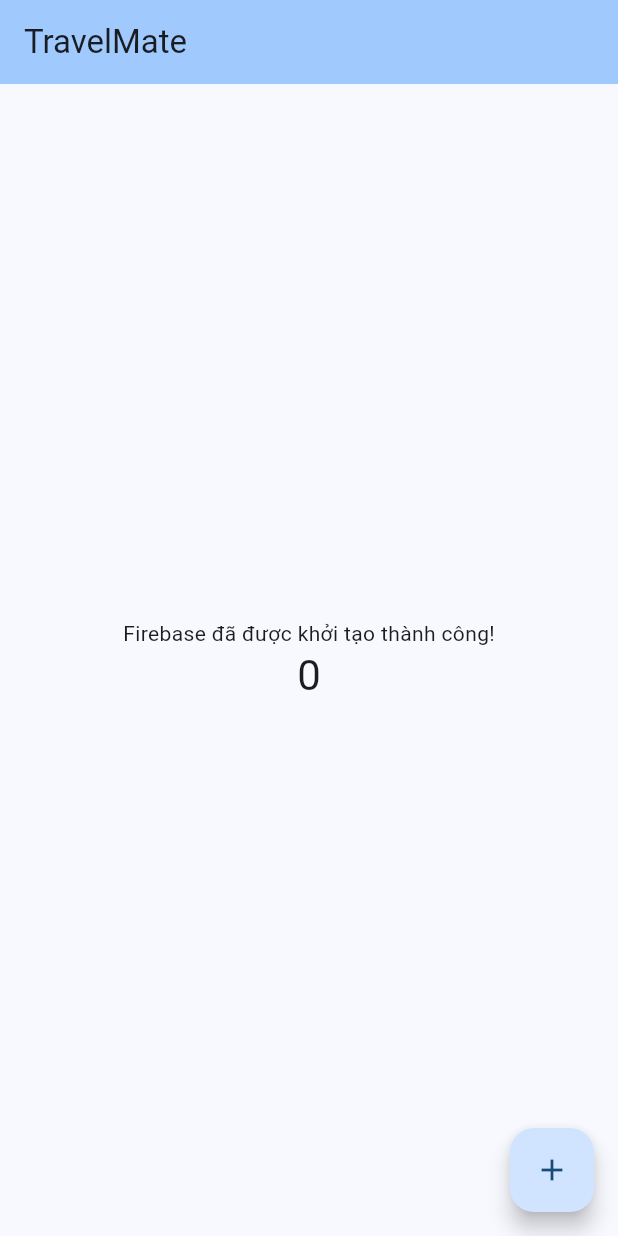
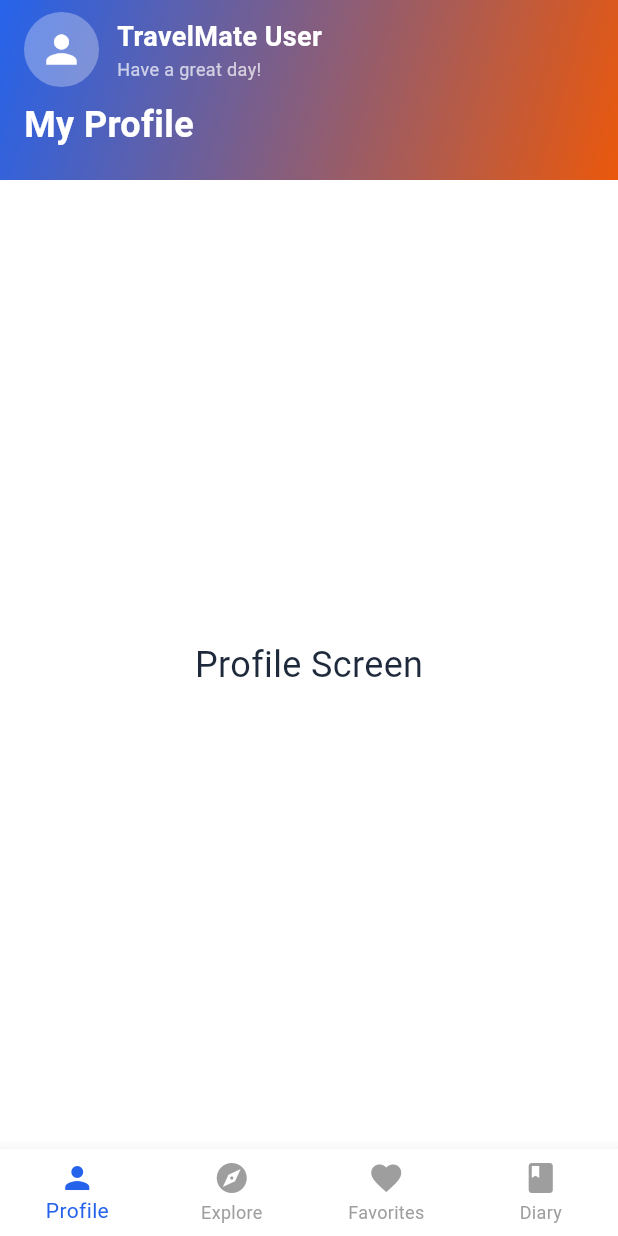
Before and after one commit to caochien03/2025_LTTBDD_N02_-Nhom_5, a Flutter app: the screen it shows after launch, on a phone screen of 412 x 824 dp. Run offline on Flutter 3.47's test engine with Material 3 defaults, Android fonts, the light colour scheme and no system bars; our stand-ins replace cloud_firestore, firebase_core, go_router; accounts and stored records are empty; statements that could not run were skipped.

Commit message:
tao base cac page can co

```diff
--- a/lib/main.dart
+++ b/lib/main.dart
@@ -1,6 +1,9 @@
 import 'package:flutter/material.dart';
 import 'package:firebase_core/firebase_core.dart';
+import 'package:provider/provider.dart';
 import 'firebase_options.dart';
+import 'router/app_router.dart';
+import 'providers/navigation_provider.dart';
 
 void main() async {
   WidgetsFlutterBinding.ensureInitialized();
@@ -15,58 +18,40 @@ class MyApp extends StatelessWidget {
 
   @override
   Widget build(BuildContext context) {
-    return MaterialApp(
+    return ChangeNotifierProvider(
+      create: (context) => NavigationProvider(),
+      child: MaterialApp.router(
         title: 'BTL TravelMate',
         theme: ThemeData(
-        colorScheme: ColorScheme.fromSeed(seedColor: Colors.blue),
           useMaterial3: true,
+          colorScheme: ColorScheme.light(
+            primary: const Color(0xFF2563EB), // Ocean Blue
+            secondary: const Color(0xFFEA580C), // Sunset Orange
+            background: const Color(0xFFF8FAFC),
+            surface: Colors.white,
+            onPrimary: Colors.white,
+            onSecondary: Colors.white,
+            onBackground: const Color(0xFF1E293B),
+            onSurface: const Color(0xFF1E293B),
           ),
-      home: const MyHomePage(title: 'TravelMate'),
-    );
-  }
-}
-
-class MyHomePage extends StatefulWidget {
-  const MyHomePage({super.key, required this.title});
-
-  final String title;
-
-  @override
-  State<MyHomePage> createState() => _MyHomePageState();
-}
-
-class _MyHomePageState extends State<MyHomePage> {
-  int _counter = 0;
-
-  void _incrementCounter() {
-    setState(() {
-      _counter++;
-    });
-  }
-
-  @override
-  Widget build(BuildContext context) {
-    return Scaffold(
-      appBar: AppBar(
-        backgroundColor: Theme.of(context).colorScheme.inversePrimary,
-        title: Text(widget.title),
+          appBarTheme: const AppBarTheme(
+            backgroundColor: Color(0xFF2563EB),
+            foregroundColor: Colors.white,
+            elevation: 0,
+            centerTitle: true,
           ),
-      body: Center(
-        child: Column(
-          mainAxisAlignment: MainAxisAlignment.center,
-          children: <Widget>[
-            const Text('Firebase đã được khởi tạo thành công!'),
-            Text(
-              '$_counter',
-              style: Theme.of(context).textTheme.headlineMedium,
-            ),
-          ],
+          bottomNavigationBarTheme: const BottomNavigationBarThemeData(
+            backgroundColor: Colors.white,
+            selectedItemColor: Color(0xFF2563EB),
+            unselectedItemColor: Color(0xFF94A3B8),
+            showSelectedLabels: true,
+            showUnselectedLabels: true,
+            type: BottomNavigationBarType.fixed,
+            elevation: 8,
           ),
         ),
-      floatingActionButton: FloatingActionButton(
-        onPressed: _incrementCounter,
-        tooltip: 'Increment',
-        child: const Icon(Icons.add),
+        routerConfig: AppRouter.router,
+        debugShowCheckedModeBanner: false,
       ),
     );
   }
--- /dev/null
+++ b/lib/providers/navigation_provider.dart
@@ -0,0 +1,12 @@
+import 'package:flutter/material.dart';
+
+class NavigationProvider extends ChangeNotifier {
+  int _selectedIndex = 0;
+
+  int get selectedIndex => _selectedIndex;
+
+  void changeTab(int index) {
+    _selectedIndex = index;
+    notifyListeners();
+  }
+}
--- /dev/null
+++ b/lib/router/app_router.dart
@@ -0,0 +1,76 @@
+import 'package:flutter/material.dart';
+import 'package:go_router/go_router.dart';
+import '../screens/profile/profile_screen.dart';
+import '../screens/explore/explore_screen.dart';
+import '../screens/favorites/favorites_screen.dart';
+import '../screens/diary/diary_screen.dart';
+
+class AppRouter {
+  static final GoRouter router = GoRouter(
+    initialLocation: '/profile',
+    routes: [
+      GoRoute(
+        path: '/profile',
+        name: 'profile',
+        pageBuilder:
+            (context, state) => _buildPageWithTransition(
+              child: const ProfileScreen(),
+              state: state,
+            ),
+      ),
+      GoRoute(
+        path: '/explore',
+        name: 'explore',
+        pageBuilder:
+            (context, state) => _buildPageWithTransition(
+              child: const ExploreScreen(),
+              state: state,
+            ),
+      ),
+      GoRoute(
+        path: '/favorites',
+        name: 'favorites',
+        pageBuilder:
+            (context, state) => _buildPageWithTransition(
+              child: const FavoritesScreen(),
+              state: state,
+            ),
+      ),
+      GoRoute(
+        path: '/diary',
+        name: 'diary',
+        pageBuilder:
+            (context, state) => _buildPageWithTransition(
+              child: const DiaryScreen(),
+              state: state,
+            ),
+      ),
+    ],
+  );
+}
+
+// Custom page với smooth transition
+CustomTransitionPage<void> _buildPageWithTransition({
+  required Widget child,
+  required GoRouterState state,
+}) {
+  return CustomTransitionPage(
+    key: state.pageKey,
+    child: child,
+    transitionsBuilder: (context, animation, secondaryAnimation, child) {
+      return FadeTransition(
+        opacity: CurveTween(curve: Curves.easeInOut).animate(animation),
+        child: SlideTransition(
+          position: Tween<Offset>(
+            begin: const Offset(0.0, 0.02),
+            end: Offset.zero,
+          ).animate(
+            CurvedAnimation(parent: animation, curve: Curves.easeOutCubic),
+          ),
+          child: child,
+        ),
+      );
+    },
+    transitionDuration: const Duration(milliseconds: 250),
+  );
+}
--- /dev/null
+++ b/lib/screens/diary/diary_screen.dart
@@ -0,0 +1,22 @@
+import 'package:flutter/material.dart';
+import '../../widgets/bottom_nav_bar.dart';
+import '../../widgets/custom_app_bar.dart';
+
+class DiaryScreen extends StatelessWidget {
+  const DiaryScreen({super.key});
+
+  @override
+  Widget build(BuildContext context) {
+    return Scaffold(
+      appBar: const CustomAppBar(
+        title: 'Diary',
+        userName: 'TravelMate User',
+        userAvatar: null,
+      ),
+      body: const Center(
+        child: Text('Diary Screen', style: TextStyle(fontSize: 24)),
+      ),
+      bottomNavigationBar: const CustomBottomNavBar(),
+    );
+  }
+}
--- /dev/null
+++ b/lib/screens/explore/explore_screen.dart
@@ -0,0 +1,22 @@
+import 'package:flutter/material.dart';
+import '../../widgets/bottom_nav_bar.dart';
+import '../../widgets/custom_app_bar.dart';
+
+class ExploreScreen extends StatelessWidget {
+  const ExploreScreen({super.key});
+
+  @override
+  Widget build(BuildContext context) {
+    return Scaffold(
+      appBar: const CustomAppBar(
+        title: 'Explore',
+        userName: 'TravelMate User',
+        userAvatar: null,
+      ),
+      body: const Center(
+        child: Text('Explore Screen', style: TextStyle(fontSize: 24)),
+      ),
+      bottomNavigationBar: const CustomBottomNavBar(),
+    );
+  }
+}
--- /dev/null
+++ b/lib/screens/favorites/favorites_screen.dart
@@ -0,0 +1,22 @@
+import 'package:flutter/material.dart';
+import '../../widgets/bottom_nav_bar.dart';
+import '../../widgets/custom_app_bar.dart';
+
+class FavoritesScreen extends StatelessWidget {
+  const FavoritesScreen({super.key});
+
+  @override
+  Widget build(BuildContext context) {
+    return Scaffold(
+      appBar: const CustomAppBar(
+        title: 'Favorites',
+        userName: 'TravelMate User',
+        userAvatar: null,
+      ),
+      body: const Center(
+        child: Text('Favorites Screen', style: TextStyle(fontSize: 24)),
+      ),
+      bottomNavigationBar: const CustomBottomNavBar(),
+    );
+  }
+}
--- /dev/null
+++ b/lib/screens/profile/profile_screen.dart
@@ -0,0 +1,22 @@
+import 'package:flutter/material.dart';
+import '../../widgets/bottom_nav_bar.dart';
+import '../../widgets/custom_app_bar.dart';
+
+class ProfileScreen extends StatelessWidget {
+  const ProfileScreen({super.key});
+
+  @override
+  Widget build(BuildContext context) {
+    return Scaffold(
+      appBar: const CustomAppBar(
+        title: 'My Profile',
+        userName: 'TravelMate User',
+        userAvatar: null,
+      ),
+      body: const Center(
+        child: Text('Profile Screen', style: TextStyle(fontSize: 24)),
+      ),
+      bottomNavigationBar: const CustomBottomNavBar(),
+    );
+  }
+}
--- /dev/null
+++ b/lib/widgets/bottom_nav_bar.dart
@@ -0,0 +1,45 @@
+import 'package:flutter/material.dart';
+import '../providers/navigation_provider.dart';
+import 'package:provider/provider.dart';
+import 'package:go_router/go_router.dart';
+
+class CustomBottomNavBar extends StatelessWidget {
+  const CustomBottomNavBar({super.key});
+
+  @override
+  Widget build(BuildContext context) {
+    final navigationProvider = Provider.of<NavigationProvider>(context);
+
+    return BottomNavigationBar(
+      type: BottomNavigationBarType.fixed,
+      currentIndex: navigationProvider.selectedIndex,
+      onTap: (index) {
+        navigationProvider.changeTab(index);
+
+        // Navigate to different routes using GoRouter
+        switch (index) {
+          case 0:
+            context.go('/profile');
+            break;
+          case 1:
+            context.go('/explore');
+            break;
+          case 2:
+            context.go('/favorites');
+            break;
+          case 3:
+            context.go('/diary');
+            break;
+        }
+      },
+      selectedItemColor: Theme.of(context).primaryColor,
+      unselectedItemColor: Colors.grey,
+      items: const [
+        BottomNavigationBarItem(icon: Icon(Icons.person), label: 'Profile'),
+        BottomNavigationBarItem(icon: Icon(Icons.explore), label: 'Explore'),
+        BottomNavigationBarItem(icon: Icon(Icons.favorite), label: 'Favorites'),
+        BottomNavigationBarItem(icon: Icon(Icons.book), label: 'Diary'),
+      ],
+    );
+  }
+}
--- /dev/null
+++ b/lib/widgets/custom_app_bar.dart
@@ -0,0 +1,118 @@
+import 'package:flutter/material.dart';
+
+class CustomAppBar extends StatelessWidget implements PreferredSizeWidget {
+  final String title;
+  final String? userName;
+  final String? userAvatar;
+  final List<Widget>? actions;
+
+  const CustomAppBar({
+    super.key,
+    required this.title,
+    this.userName,
+    this.userAvatar,
+    this.actions,
+  });
+
+  @override
+  Size get preferredSize => const Size.fromHeight(120);
+
+  @override
+  Widget build(BuildContext context) {
+    return Container(
+      decoration: BoxDecoration(
+        gradient: LinearGradient(
+          colors: [
+            Theme.of(context).colorScheme.primary,
+            Theme.of(context).colorScheme.secondary,
+          ],
+          begin: Alignment.topLeft,
+          end: Alignment.bottomRight,
+        ),
+      ),
+      child: SafeArea(
+        child: Column(
+          children: [
+            // Header with user info and title
+            Padding(
+              padding: const EdgeInsets.symmetric(
+                horizontal: 16.0,
+                vertical: 8.0,
+              ),
+              child: Row(
+                mainAxisAlignment: MainAxisAlignment.spaceBetween,
+                children: [
+                  // User info section
+                  Row(
+                    children: [
+                      // Avatar
+                      CircleAvatar(
+                        radius: 25,
+                        backgroundColor: Colors.white.withOpacity(0.3),
+                        backgroundImage:
+                            userAvatar != null
+                                ? NetworkImage(userAvatar!)
+                                : null,
+                        child:
+                            userAvatar == null
+                                ? const Icon(
+                                  Icons.person,
+                                  color: Colors.white,
+                                  size: 30,
+                                )
+                                : null,
+                      ),
+                      const SizedBox(width: 12),
+                      // User name
+                      Column(
+                        crossAxisAlignment: CrossAxisAlignment.start,
+                        mainAxisSize: MainAxisSize.min,
+                        children: [
+                          Text(
+                            userName ?? 'Traveler',
+                            style: const TextStyle(
+                              color: Colors.white,
+                              fontSize: 18,
+                              fontWeight: FontWeight.bold,
+                            ),
+                          ),
+                          const Text(
+                            'Have a great day!',
+                            style: TextStyle(
+                              color: Colors.white70,
+                              fontSize: 12,
+                            ),
+                          ),
+                        ],
+                      ),
+                    ],
+                  ),
+                  // Actions
+                  if (actions != null) Row(children: actions!),
+                ],
+              ),
+            ),
+            // Title section
+            Padding(
+              padding: const EdgeInsets.symmetric(horizontal: 16.0),
+              child: Row(
+                children: [
+                  Expanded(
+                    child: Text(
+                      title,
+                      style: const TextStyle(
+                        color: Colors.white,
+                        fontSize: 24,
+                        fontWeight: FontWeight.bold,
+                      ),
+                    ),
+                  ),
+                ],
+              ),
+            ),
+          ],
+        ),
+      ),
+    );
+  }
+}
```
Also changed, not shown: 1 other file. Lines whose indentation alone changed are shown as unchanged.
